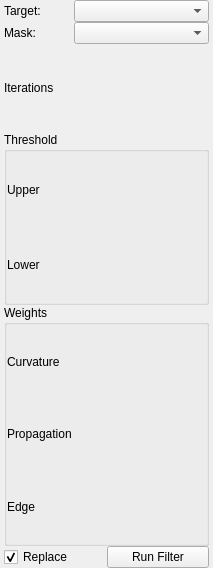
Qt form src/Interface/ToolInterface/ThresholdSegmentationLSFilterInterface.ui (SCIInstitute/Seg3D) before a commit.
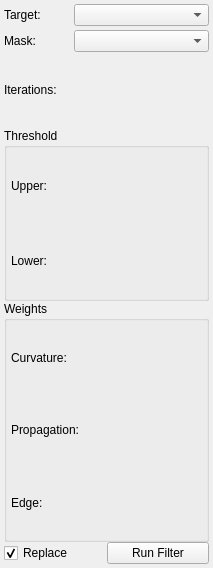
The same form after that commit.

Diff of the .ui file:
```diff
--- a/src/Interface/ToolInterface/ThresholdSegmentationLSFilterInterface.ui
+++ b/src/Interface/ToolInterface/ThresholdSegmentationLSFilterInterface.ui
@@ -41,23 +41,17 @@
    <property name="spacing">
     <number>0</number>
    </property>
-   <property name="leftMargin">
+   <property name="margin">
     <number>4</number>
    </property>
-   <property name="topMargin">
-    <number>0</number>
-   </property>
-   <property name="rightMargin">
-    <number>4</number>
-   </property>
-   <property name="bottomMargin">
-    <number>0</number>
-   </property>
    <item>
     <layout class="QHBoxLayout" name="activeHLayout" stretch="1,2">
      <property name="spacing">
       <number>3</number>
      </property>
+     <property name="bottomMargin">
+      <number>4</number>
+     </property>
      <item>
       <widget class="QLabel" name="activeLabel">
        <property name="text">
@@ -96,7 +90,7 @@
      <item>
       <widget class="QLabel" name="iterationsLabel">
        <property name="text">
-        <string>Iterations</string>
+        <string>Iterations:</string>
        </property>
       </widget>
      </item>
@@ -148,7 +142,16 @@
       <property name="spacing">
        <number>0</number>
       </property>
-      <property name="margin">
+      <property name="leftMargin">
+       <number>4</number>
+      </property>
+      <property name="topMargin">
+       <number>0</number>
+      </property>
+      <property name="rightMargin">
+       <number>4</number>
+      </property>
+      <property name="bottomMargin">
        <number>0</number>
       </property>
       <item>
@@ -156,7 +159,7 @@
         <item>
          <widget class="QLabel" name="upperLabel">
           <property name="text">
-           <string>Upper</string>
+           <string>Upper:</string>
           </property>
          </widget>
         </item>
@@ -183,7 +186,7 @@
         <item>
          <widget class="QLabel" name="lowerLabel">
           <property name="text">
-           <string>Lower</string>
+           <string>Lower:</string>
           </property>
          </widget>
         </item>
@@ -238,7 +241,16 @@
       <property name="spacing">
        <number>0</number>
       </property>
-      <property name="margin">
+      <property name="leftMargin">
+       <number>4</number>
+      </property>
+      <property name="topMargin">
+       <number>0</number>
+      </property>
+      <property name="rightMargin">
+       <number>4</number>
+      </property>
+      <property name="bottomMargin">
        <number>0</number>
       </property>
       <item>
@@ -246,7 +258,7 @@
         <item>
          <widget class="QLabel" name="curvatureLabel">
           <property name="text">
-           <string>Curvature</string>
+           <string>Curvature:</string>
           </property>
          </widget>
         </item>
@@ -273,7 +285,7 @@
         <item>
          <widget class="QLabel" name="propagationLabel">
           <property name="text">
-           <string>Propagation</string>
+           <string>Propagation:</string>
           </property>
          </widget>
         </item>
@@ -300,7 +312,7 @@
         <item>
          <widget class="QLabel" name="edgeLabel">
           <property name="text">
-           <string>Edge</string>
+           <string>Edge:</string>
           </property>
          </widget>
         </item>
```
